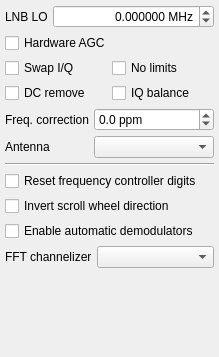
Above: src/qtgui/dockinputctl.ui from vladisslav2011/gqrx before the change. Below: the same form after it.
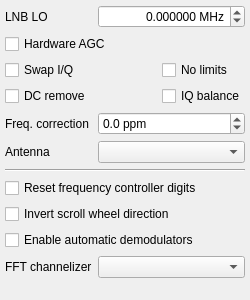
That is the form after the change. Icons and pictures are not drawn.

Commit message: ui_builder: simplify dockinputctl and convert to grid

The edit to the form file:
```diff
--- a/src/qtgui/dockinputctl.ui
+++ b/src/qtgui/dockinputctl.ui
@@ -6,14 +6,14 @@
    <rect>
     <x>0</x>
     <y>0</y>
-    <width>219</width>
-    <height>357</height>
+    <width>250</width>
+    <height>300</height>
    </rect>
   </property>
   <property name="minimumSize">
    <size>
-    <width>200</width>
-    <height>357</height>
+    <width>250</width>
+    <height>300</height>
    </size>
   </property>
   <property name="windowIcon">
@@ -30,10 +30,7 @@
    <string>Input controls</string>
   </property>
   <widget class="QWidget" name="dockWidgetContents">
-   <layout class="QVBoxLayout" name="verticalLayout">
-    <property name="spacing">
-     <number>5</number>
-    </property>
+   <layout class="QGridLayout" name="gridLayout">
     <property name="leftMargin">
      <number>5</number>
     </property>
@@ -46,9 +43,17 @@
     <property name="bottomMargin">
      <number>5</number>
     </property>
-    <item>
-     <layout class="QHBoxLayout" name="horizontalLayout">
-      <item>
+    <item row="11" column="0">
+     <widget class="QLabel" name="chanSelectorLabel">
+      <property name="toolTip">
+       <string>Select active antenna connector</string>
+      </property>
+      <property name="text">
+       <string>FFT channelizer</string>
+      </property>
+     </widget>
+    </item>
+    <item row="0" column="0">
        <widget class="QLabel" name="lnbLabel">
         <property name="text">
          <string>LNB LO</string>
@@ -58,7 +63,107 @@
         </property>
        </widget>
       </item>
-      <item>
+    <item row="10" column="0" colspan="3">
+     <widget class="QCheckBox" name="autoBookmarksButton">
+      <property name="toolTip">
+       <string>Automatically create demodulators when 'automatic' bookmark comes into bandwidth</string>
+      </property>
+      <property name="text">
+       <string>Enable automatic demodulators</string>
+      </property>
+     </widget>
+    </item>
+    <item row="6" column="0">
+     <widget class="QLabel" name="antSelectorLabel">
+      <property name="toolTip">
+       <string>Select active antenna connector</string>
+      </property>
+      <property name="text">
+       <string>Antenna</string>
+      </property>
+     </widget>
+    </item>
+    <item row="5" column="0">
+     <widget class="QLabel" name="freqCorrLabel">
+      <property name="text">
+       <string>Freq. correction</string>
+      </property>
+      <property name="alignment">
+       <set>Qt::AlignLeading|Qt::AlignLeft|Qt::AlignVCenter</set>
+      </property>
+     </widget>
+    </item>
+    <item row="9" column="0" colspan="3">
+     <widget class="QCheckBox" name="invertScrollingButton">
+      <property name="text">
+       <string>Invert scroll wheel direction</string>
+      </property>
+     </widget>
+    </item>
+    <item row="12" column="0" colspan="3">
+     <spacer name="verticalSpacer">
+      <property name="orientation">
+       <enum>Qt::Vertical</enum>
+      </property>
+      <property name="sizeHint" stdset="0">
+       <size>
+        <width>5</width>
+        <height>0</height>
+       </size>
+      </property>
+     </spacer>
+    </item>
+    <item row="3" column="2">
+     <widget class="QCheckBox" name="ignoreButton">
+      <property name="toolTip">
+       <string>&lt;html&gt;&lt;head/&gt;&lt;body&gt;&lt;p&gt;Ignore hardware limits such as frequency range. This allows experimenting with out-of-spec settings.&lt;/p&gt;&lt;/body&gt;&lt;/html&gt;</string>
+      </property>
+      <property name="text">
+       <string>No limits</string>
+      </property>
+     </widget>
+    </item>
+    <item row="4" column="2">
+     <widget class="QCheckBox" name="iqBalanceButton">
+      <property name="toolTip">
+       <string>Enable automatic I/Q balance (requires gr-iqbal component)</string>
+      </property>
+      <property name="text">
+       <string>IQ balance</string>
+      </property>
+     </widget>
+    </item>
+    <item row="8" column="0" colspan="3">
+     <widget class="QCheckBox" name="freqCtrlResetButton">
+      <property name="toolTip">
+       <string>&lt;html&gt;&lt;head/&gt;&lt;body&gt;&lt;p&gt;Reset subordinate digits in main frequency control widget&lt;/p&gt;&lt;/body&gt;&lt;/html&gt;</string>
+      </property>
+      <property name="text">
+       <string>Reset frequency controller digits</string>
+      </property>
+     </widget>
+    </item>
+    <item row="7" column="0" colspan="3">
+     <widget class="Line" name="line">
+      <property name="orientation">
+       <enum>Qt::Horizontal</enum>
+      </property>
+     </widget>
+    </item>
+    <item row="2" column="0" colspan="3">
+     <layout class="QGridLayout" name="gainLayout"/>
+    </item>
+    <item row="1" column="0" colspan="3">
+     <widget class="QCheckBox" name="agcButton">
+      <property name="toolTip">
+       <string>&lt;html&gt;&lt;head/&gt;&lt;body&gt;&lt;p&gt;Toggle hardware-based automatic gain control.&lt;/p&gt;&lt;p&gt;This feature requires hardware that supports it. It is known to work with RTL-SDR devices.&lt;/p&gt;&lt;/body&gt;&lt;/html&gt;</string>
+      </property>
+      <property name="text">
+       <string>Hardware AGC</string>
+      </property>
+     </widget>
+    </item>
+    <item row="0" column="1" colspan="2">
        <widget class="QDoubleSpinBox" name="lnbSpinBox">
         <property name="sizePolicy">
          <sizepolicy hsizetype="MinimumExpanding" vsizetype="Fixed">
@@ -89,82 +194,7 @@
         </property>
        </widget>
       </item>
-     </layout>
-    </item>
-    <item>
-     <layout class="QHBoxLayout" name="horizontalLayout_2">
-      <item>
-       <widget class="QCheckBox" name="agcButton">
-        <property name="toolTip">
-         <string>&lt;html&gt;&lt;head/&gt;&lt;body&gt;&lt;p&gt;Toggle hardware-based automatic gain control.&lt;/p&gt;&lt;p&gt;This feature requires hardware that supports it. It is known to work with RTL-SDR devices.&lt;/p&gt;&lt;/body&gt;&lt;/html&gt;</string>
-        </property>
-        <property name="text">
-         <string>Hardware AGC</string>
-        </property>
-       </widget>
-      </item>
-     </layout>
-    </item>
-    <item>
-     <layout class="QGridLayout" name="gridLayout">
-      <item row="0" column="0">
-       <widget class="QCheckBox" name="iqSwapButton">
-        <property name="toolTip">
-         <string>&lt;html&gt;&lt;head/&gt;&lt;body&gt;&lt;p&gt;Swap the the I/Q channels. This can be useful with audio-based input or when dealing with inverted IF.&lt;/p&gt;&lt;/body&gt;&lt;/html&gt;</string>
-        </property>
-        <property name="text">
-         <string>Swap I/Q</string>
-        </property>
-        <property name="tristate">
-         <bool>false</bool>
-        </property>
-       </widget>
-      </item>
-      <item row="0" column="1">
-       <widget class="QCheckBox" name="ignoreButton">
-        <property name="toolTip">
-         <string>&lt;html&gt;&lt;head/&gt;&lt;body&gt;&lt;p&gt;Ignore hardware limits such as frequency range. This allows experimenting with out-of-spec settings.&lt;/p&gt;&lt;/body&gt;&lt;/html&gt;</string>
-        </property>
-        <property name="text">
-         <string>No limits</string>
-        </property>
-       </widget>
-      </item>
-      <item row="1" column="0">
-       <widget class="QCheckBox" name="dcCancelButton">
-        <property name="toolTip">
-         <string>Enable automatic DC removal</string>
-        </property>
-        <property name="text">
-         <string>DC remove</string>
-        </property>
-       </widget>
-      </item>
-      <item row="1" column="1">
-       <widget class="QCheckBox" name="iqBalanceButton">
-        <property name="toolTip">
-         <string>Enable automatic I/Q balance (requires gr-iqbal component)</string>
-        </property>
-        <property name="text">
-         <string>IQ balance</string>
-        </property>
-       </widget>
-      </item>
-     </layout>
-    </item>
-    <item>
-     <layout class="QFormLayout" name="formLayout">
-      <item row="0" column="0">
-       <widget class="QLabel" name="freqCorrLabel">
-        <property name="text">
-         <string>Freq. correction</string>
-        </property>
-        <property name="alignment">
-         <set>Qt::AlignRight|Qt::AlignTrailing|Qt::AlignVCenter</set>
-        </property>
-       </widget>
-      </item>
-      <item row="0" column="1">
+    <item row="5" column="1" colspan="2">
        <widget class="QDoubleSpinBox" name="freqCorrSpinBox">
         <property name="sizePolicy">
          <sizepolicy hsizetype="MinimumExpanding" vsizetype="Minimum">
@@ -189,17 +219,7 @@
         </property>
        </widget>
       </item>
-      <item row="1" column="0">
-       <widget class="QLabel" name="antSelectorLabel">
-        <property name="toolTip">
-         <string>Select active antenna connector</string>
-        </property>
-        <property name="text">
-         <string>Antenna</string>
-        </property>
-       </widget>
-      </item>
-      <item row="1" column="1">
+    <item row="6" column="1" colspan="2">
        <widget class="QComboBox" name="antSelector">
         <property name="sizePolicy">
          <sizepolicy hsizetype="MinimumExpanding" vsizetype="Minimum">
@@ -212,55 +232,7 @@
         </property>
        </widget>
       </item>
-     </layout>
-    </item>
-    <item>
-     <widget class="Line" name="line">
-      <property name="orientation">
-       <enum>Qt::Horizontal</enum>
-      </property>
-     </widget>
-    </item>
-    <item>
-     <widget class="QCheckBox" name="freqCtrlResetButton">
-      <property name="toolTip">
-       <string>&lt;html&gt;&lt;head/&gt;&lt;body&gt;&lt;p&gt;Reset subordinate digits in main frequency control widget&lt;/p&gt;&lt;/body&gt;&lt;/html&gt;</string>
-      </property>
-      <property name="text">
-       <string>Reset frequency controller digits</string>
-      </property>
-     </widget>
-    </item>
-    <item>
-     <widget class="QCheckBox" name="invertScrollingButton">
-      <property name="text">
-       <string>Invert scroll wheel direction</string>
-      </property>
-     </widget>
-    </item>
-    <item>
-     <widget class="QCheckBox" name="autoBookmarksButton">
-      <property name="toolTip">
-       <string>Automatically create demodulators when 'automatic' bookmark comes into bandwidth</string>
-      </property>
-      <property name="text">
-       <string>Enable automatic demodulators</string>
-      </property>
-     </widget>
-    </item>
-    <item>
-     <layout class="QFormLayout" name="formLayout_2">
-      <item row="0" column="0">
-       <widget class="QLabel" name="chanSelectorLabel">
-        <property name="toolTip">
-         <string>Select active antenna connector</string>
-        </property>
-        <property name="text">
-         <string>FFT channelizer</string>
-        </property>
-       </widget>
-      </item>
-      <item row="0" column="1">
+    <item row="11" column="1" colspan="2">
        <widget class="QComboBox" name="channelizerCombo">
         <property name="sizePolicy">
          <sizepolicy hsizetype="MinimumExpanding" vsizetype="Minimum">
@@ -276,20 +248,28 @@
         </property>
        </widget>
       </item>
-     </layout>
+    <item row="3" column="0" colspan="2">
+     <widget class="QCheckBox" name="iqSwapButton">
+      <property name="toolTip">
+       <string>&lt;html&gt;&lt;head/&gt;&lt;body&gt;&lt;p&gt;Swap the the I/Q channels. This can be useful with audio-based input or when dealing with inverted IF.&lt;/p&gt;&lt;/body&gt;&lt;/html&gt;</string>
+      </property>
+      <property name="text">
+       <string>Swap I/Q</string>
+      </property>
+      <property name="tristate">
+       <bool>false</bool>
+      </property>
+     </widget>
     </item>
-    <item>
-     <spacer name="verticalSpacer">
-      <property name="orientation">
-       <enum>Qt::Vertical</enum>
+    <item row="4" column="0" colspan="2">
+     <widget class="QCheckBox" name="dcCancelButton">
+      <property name="toolTip">
+       <string>Enable automatic DC removal</string>
       </property>
-      <property name="sizeHint" stdset="0">
-       <size>
-        <width>5</width>
-        <height>0</height>
-       </size>
+      <property name="text">
+       <string>DC remove</string>
       </property>
-     </spacer>
+     </widget>
     </item>
    </layout>
   </widget>
```
Lines whose indentation alone changed are shown as unchanged. The commit also changes 2 other files.
